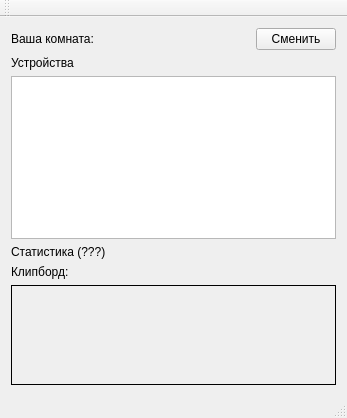
Old version of the form desktop/gui/mainwindow.ui in the repository LuxoftLab/ShareClipboard.
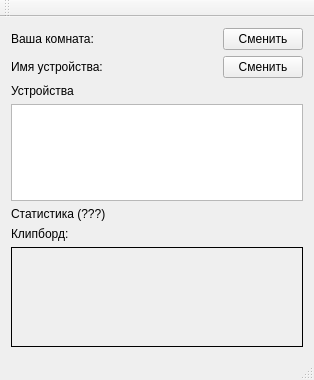
New version of the form.

Commit message: Implement changName function

Patch:
```diff
--- a/desktop/gui/mainwindow.ui
+++ b/desktop/gui/mainwindow.ui
@@ -6,8 +6,8 @@
    <rect>
     <x>0</x>
     <y>0</y>
-    <width>347</width>
-    <height>418</height>
+    <width>314</width>
+    <height>380</height>
    </rect>
   </property>
   <property name="windowTitle">
@@ -48,6 +48,37 @@
         </item>
        </layout>
       </item>
+      <item>
+       <layout class="QHBoxLayout" name="horizontalLayout">
+        <item>
+         <widget class="QLabel" name="nameLabel">
+          <property name="text">
+           <string>Имя устройства: </string>
+          </property>
+         </widget>
+        </item>
+        <item>
+         <spacer name="horizontalSpacer">
+          <property name="orientation">
+           <enum>Qt::Horizontal</enum>
+          </property>
+          <property name="sizeHint" stdset="0">
+           <size>
+            <width>40</width>
+            <height>20</height>
+           </size>
+          </property>
+         </spacer>
+        </item>
+        <item>
+         <widget class="QPushButton" name="changeNamePushButton">
+          <property name="text">
+           <string>Сменить</string>
+          </property>
+         </widget>
+        </item>
+       </layout>
+      </item>
       <item>
        <layout class="QVBoxLayout" name="verticalLayout_3">
         <item>
```
Left out of the diff: 2 changed lines with no effect on the pictures. The commit also changes 2 other files.
